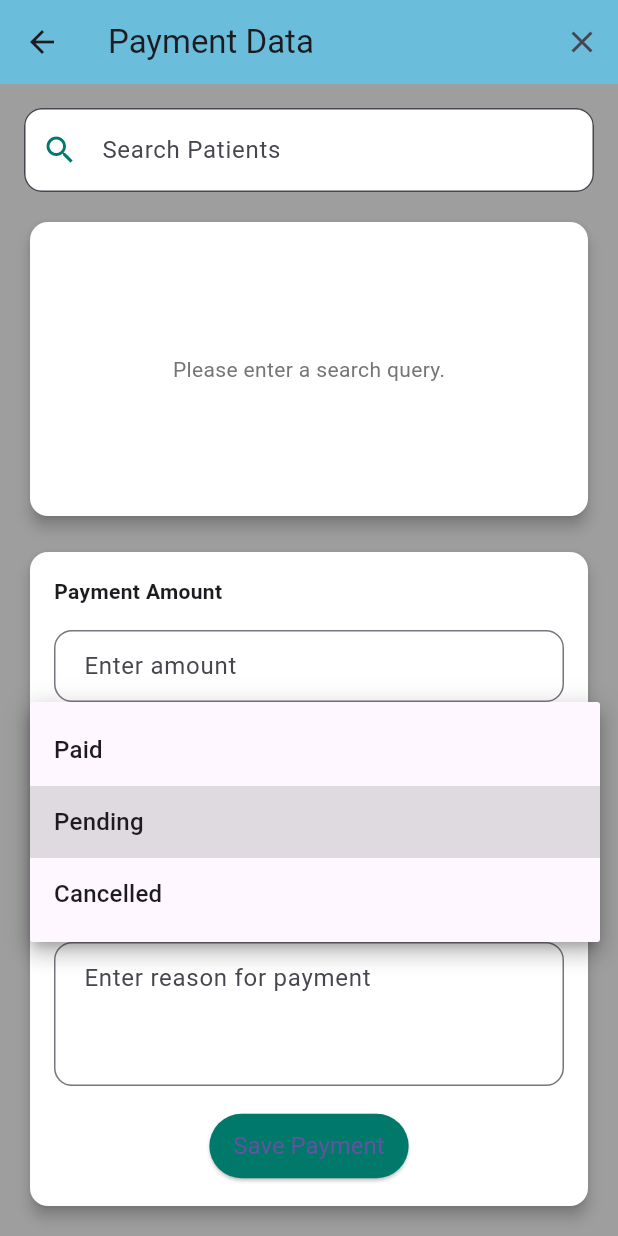
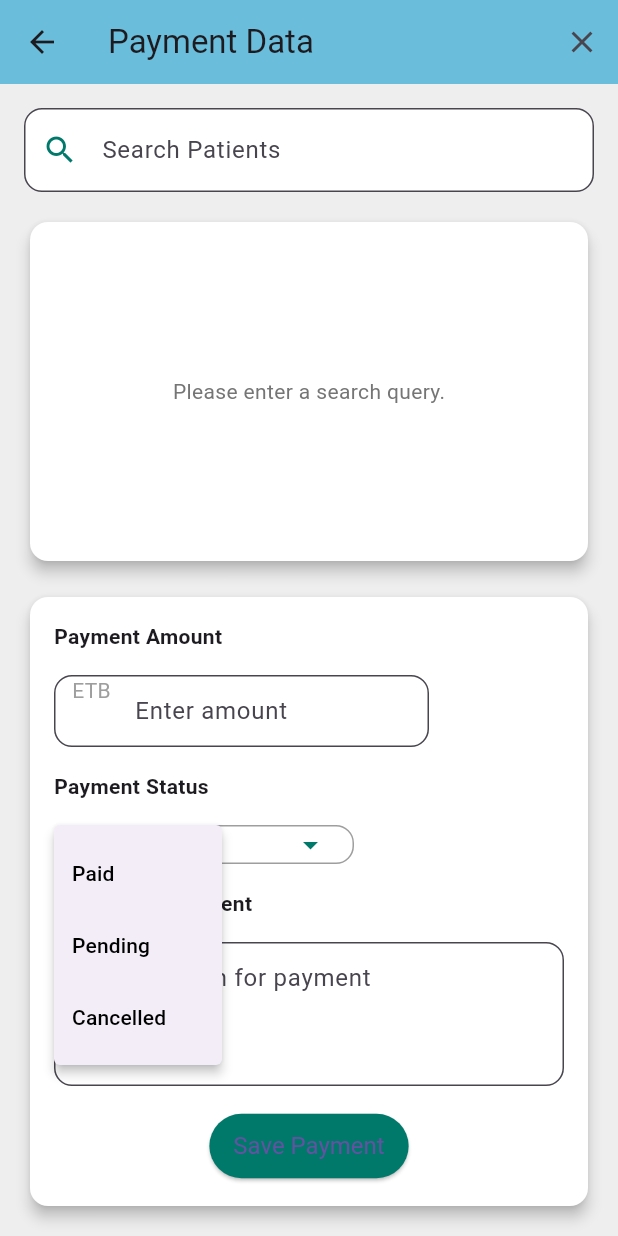
Before and after one commit to anwar9162/Dental_Clinic_Management_System, a Flutter app: the PaymentDataScreen screen opened directly with empty values, after a tap on "Pending", on a phone screen of 412 x 824 dp. Run offline on Flutter 3.47's test engine with Material 3 defaults, Android fonts, the phone set to English and light mode, and no system bars; our stand-ins replace data_table_2, dropdown_search, flutter_svg, table_calendar; missing offline and left inert: omni_jitsi_meet; project files that could hold a hidden picture were left out.

Commit message:
Some ui change made

```diff
--- a/lib/screens/patient/payment_data_screen.dart
+++ b/lib/screens/patient/payment_data_screen.dart
@@ -27,7 +27,6 @@ class _PaymentDataScreenState extends State<PaymentDataScreen> {
   List<Map<String, String>> get _filteredPatients {
     final query = _searchController.text.toLowerCase();
     if (query.isEmpty) {
-      // Return an empty list if there is no query
       return [];
     } else {
       return _patients.where((patient) {
@@ -51,7 +50,7 @@ class _PaymentDataScreenState extends State<PaymentDataScreen> {
           ),
         ],
       ),
-      backgroundColor: Colors.grey,
+      backgroundColor: Colors.grey[200], // Lighter background color
       body: Padding(
         padding: const EdgeInsets.all(16.0),
         child: Column(
@@ -115,16 +114,30 @@ class _PaymentDataScreenState extends State<PaymentDataScreen> {
                           style: TextStyle(fontWeight: FontWeight.bold),
                         ),
                       ),
-                      TextFormField(
+                      Container(
+                        width: 250, // Narrow the width of the amount field
+                        child: TextFormField(
                           controller: _amountController,
                           keyboardType: TextInputType.number,
                           decoration: InputDecoration(
+                            prefixIcon: Padding(
+                              padding:
+                                  const EdgeInsets.symmetric(horizontal: 12),
+                              child: Text(
+                                'ETB',
+                                style: TextStyle(color: Colors.grey),
+                              ),
+                            ),
                             border: OutlineInputBorder(
                               borderRadius: BorderRadius.circular(12),
                             ),
                             hintText: 'Enter amount',
                             contentPadding: EdgeInsets.symmetric(
                                 horizontal: 16, vertical: 12),
+                            filled: true,
+                            fillColor: Colors.white,
+                          ),
+                          style: TextStyle(fontSize: 16),
                         ),
                       ),
                       SizedBox(height: 16),
@@ -136,22 +149,45 @@ class _PaymentDataScreenState extends State<PaymentDataScreen> {
                           style: TextStyle(fontWeight: FontWeight.bold),
                         ),
                       ),
-                      DropdownButtonFormField<String>(
-                        value: _selectedStatus,
-                        items: _statusOptions.map((status) {
-                          return DropdownMenuItem<String>(
-                            value: status,
-                            child: Text(status),
-                          );
-                        }).toList(),
-                        onChanged: (newStatus) {
+                      PopupMenuButton<String>(
+                        onSelected: (String newStatus) {
                           setState(() {
-                            _selectedStatus = newStatus!;
+                            _selectedStatus = newStatus;
                           });
                         },
-                        decoration: InputDecoration(
-                          border: OutlineInputBorder(
+                        itemBuilder: (BuildContext context) {
+                          return _statusOptions.map((status) {
+                            return PopupMenuItem<String>(
+                              value: status,
+                              child: Text(
+                                status,
+                                style: TextStyle(
+                                    color: Colors.black), // Text color
+                              ),
+                            );
+                          }).toList();
+                        },
+                        child: Container(
+                          width: 200, // Set a specific width here
+                          padding: EdgeInsets.symmetric(horizontal: 16),
+                          decoration: BoxDecoration(
                             borderRadius: BorderRadius.circular(12),
+                            border: Border.all(color: Colors.grey),
+                            color: Colors.white,
+                          ),
+                          child: Row(
+                            mainAxisAlignment: MainAxisAlignment.spaceBetween,
+                            children: [
+                              Text(
+                                _selectedStatus,
+                                style: TextStyle(
+                                    color: Colors.black), // Text color
+                              ),
+                              Icon(
+                                Icons.arrow_drop_down,
+                                color: Color(0xFF00796B), // Icon color
+                              ),
+                            ],
                           ),
                         ),
                       ),
@@ -174,7 +210,10 @@ class _PaymentDataScreenState extends State<PaymentDataScreen> {
                           hintText: 'Enter reason for payment',
                           contentPadding: EdgeInsets.symmetric(
                               horizontal: 16, vertical: 12),
+                          filled: true,
+                          fillColor: Colors.white,
                         ),
+                        style: TextStyle(fontSize: 16),
                       ),
                       SizedBox(height: 16),
                       // Submit Button
```
Lines whose indentation alone changed are shown as unchanged.
